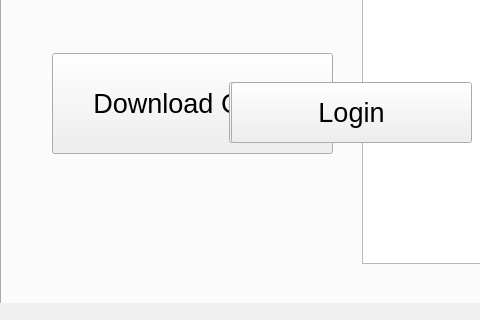
The window that App.ui (kelvinEL20/3334Group) describes before a commit, drawn with Qt 5; both pictures show x 0 to 480 and y 448 to 768 of the 1024 by 768 pixel window.
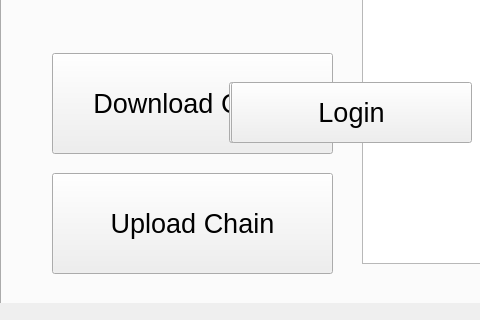
The same window after the commit. The open tabs and pages were chosen to show the change.

Commit message: Seperated names of on/off line version, add upload

Diff of the .ui file:
```diff
--- a/App.ui
+++ b/App.ui
@@ -1093,6 +1093,27 @@
         <string>Download Chain</string>
        </property>
       </widget>
+      <widget class="QPushButton" name="btnInventoryUpload">
+       <property name="geometry">
+        <rect>
+         <x>50</x>
+         <y>590</y>
+         <width>281</width>
+         <height>101</height>
+        </rect>
+       </property>
+       <property name="font">
+        <font>
+         <pointsize>20</pointsize>
+        </font>
+       </property>
+       <property name="cursor">
+        <cursorShape>PointingHandCursor</cursorShape>
+       </property>
+       <property name="text">
+        <string>Upload Chain</string>
+       </property>
+      </widget>
      </widget>
     </widget>
    </widget>
```
The commit also changes 28 other files.
